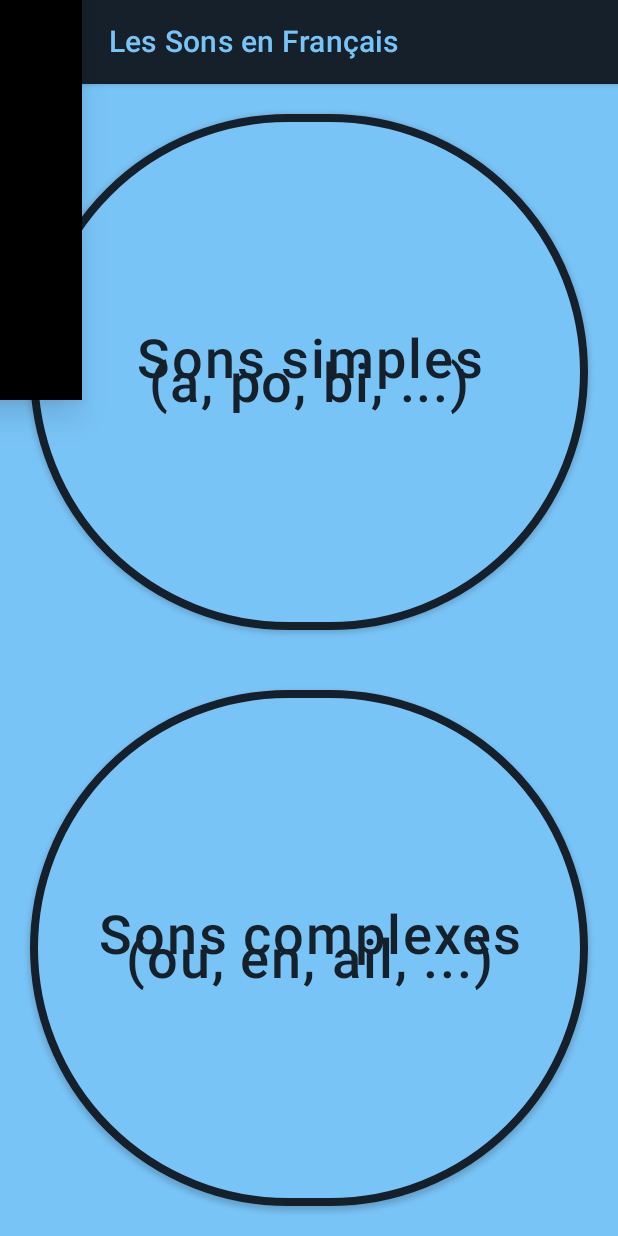
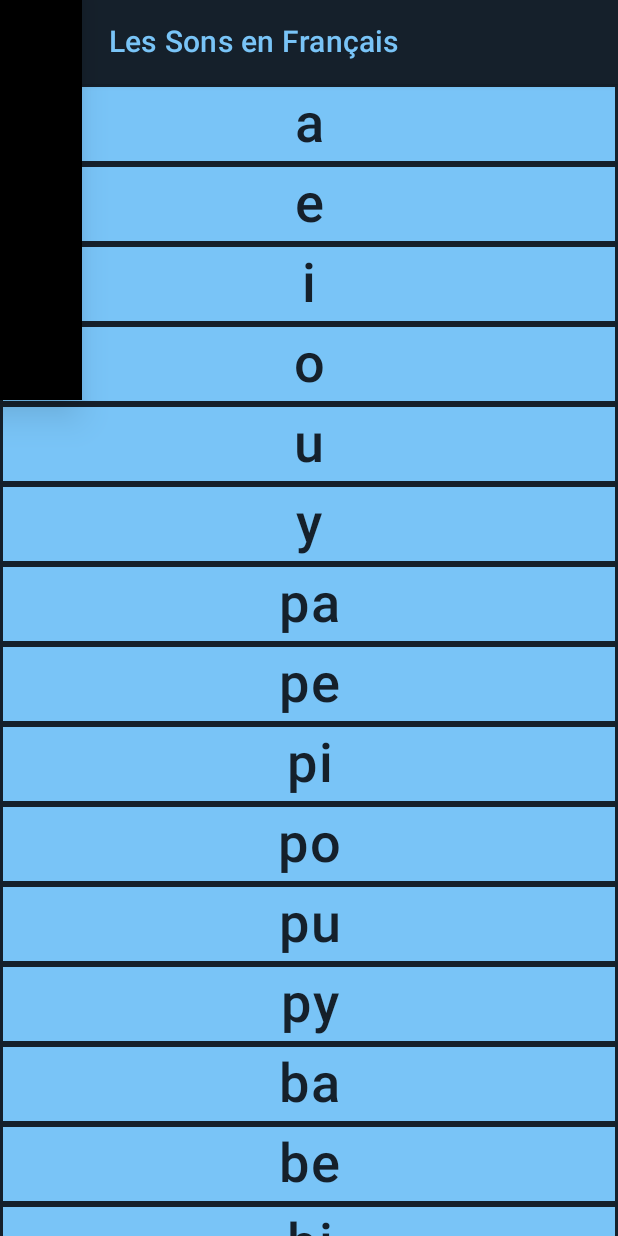
Before and after one commit to richoux/les_sons_en_francais, an Android app built with Jetpack Compose: the screen it shows after launch (MainActivity), on a phone screen of 412 x 824 dp. Run offline under Robolectric (Android 15) with nearby library versions, the phone set to English and light mode, and no system bars.

Commit message:
Unique list as home

```diff
--- a/app/src/main/java/fr/richoux/lessonsenfrancais/ui/AppBars.kt
+++ b/app/src/main/java/fr/richoux/lessonsenfrancais/ui/AppBars.kt
@@ -9,6 +9,7 @@ import androidx.compose.foundation.lazy.items
 import androidx.compose.material.*
 import androidx.compose.material.icons.Icons
 import androidx.compose.material.icons.filled.Home
+import androidx.compose.material.icons.filled.List
 import androidx.compose.material.icons.filled.Menu
 import androidx.compose.runtime.Composable
 import androidx.compose.ui.Alignment
@@ -131,9 +132,9 @@ fun DrawerMenu(
         items = listOf(
             MenuItem(
                 id = "home",
-                title = "Accueil",
-                contentDescription = "Aller à l'écran-titre",
-                icon = Icons.Default.Home
+                title = "Liste des sons",
+                contentDescription = "Retour sur la liste des sons",
+                icon = Icons.Default.List
             ),
             MenuItem(
                 id = "darkMode",
--- a/app/src/main/java/fr/richoux/lessonsenfrancais/ui/AppUIState.kt
+++ b/app/src/main/java/fr/richoux/lessonsenfrancais/ui/AppUIState.kt
@@ -4,10 +4,7 @@ import java.time.LocalDateTime
 import kotlin.random.Random
 
 data class AppUIState(
-    val indexSimple: Int = 0,
-    val indexComplex: Int = 0,
     val index: Int = 0,
-    val selectCards: Int = 0,
     var soundID: Int = 2131755008, // 'a' sound ID
     val soundText: String = "",
     val lastRoute: String = "home",
--- a/app/src/main/java/fr/richoux/lessonsenfrancais/ui/Navigation.kt
+++ b/app/src/main/java/fr/richoux/lessonsenfrancais/ui/Navigation.kt
@@ -1,5 +1,6 @@
 package fr.richoux.lessonsenfrancais.ui
 
+import android.content.Context
 import android.content.SharedPreferences
 import android.util.Log
 import androidx.compose.runtime.Composable
@@ -12,7 +13,6 @@ import fr.richoux.lessonsenfrancais.ui.screens.CardScreen
 import fr.richoux.lessonsenfrancais.ui.screens.Screens
 import fr.richoux.lessonsenfrancais.ui.screens.HomeScreen
 import fr.richoux.lessonsenfrancais.ui.theme.LesSonsEnFrançaisTheme
-import androidx.lifecycle.viewmodel.compose.viewModel
 
 private const val TAG = "Navigation"
 
@@ -30,16 +30,12 @@ fun Navigation(
             LesSonsEnFrançaisTheme(
                 darkTheme = options.darkMode
             ) {
-                Log.d(TAG, "HomeScreen - index=${uiState.index}, selectCards=${uiState.selectCards}, soundText=${uiState.soundText}, startDate=${uiState.startDate}")
+                Log.d(TAG, "HomeScreen - index=${uiState.index}, soundText=${uiState.soundText}, soundID=${uiState.soundID}, startDate=${uiState.startDate}")
 
                 HomeScreen(
                     appViewModel = appViewModel,
-                    onSimpleSelected = {
-                        appViewModel.simpleCards(it)
-                        navController.navigate(Screens.CardScreen.route)
-                    },
-                    onComplexSelected = {
-                        appViewModel.complexCards(it)
+                    onSelected = { it: Context, index: Int ->
+                        appViewModel.updateCard(it, index)
                         navController.navigate(Screens.CardScreen.route)
                     },
                     onHomeClicked = {
@@ -54,7 +50,7 @@ fun Navigation(
             ) {
                 Log.d(
                     TAG,
-                    "CardScreen - index=${uiState.index}, selectCards=${uiState.selectCards}, soundText=${uiState.soundText}, startDate=${uiState.startDate}"
+                    "CardScreen - index=${uiState.index}, soundText=${uiState.soundText}, soundID=${uiState.soundID}, startDate=${uiState.startDate}"
                 )
                 CardScreen(
                     appViewModel = appViewModel,
--- a/app/src/main/java/fr/richoux/lessonsenfrancais/ui/screens/CardScreen.kt
+++ b/app/src/main/java/fr/richoux/lessonsenfrancais/ui/screens/CardScreen.kt
@@ -3,6 +3,7 @@ package fr.richoux.lessonsenfrancais.ui.screens
 import android.content.Context
 import android.content.res.Configuration
 import android.media.MediaPlayer
+import android.util.Log
 import androidx.compose.foundation.BorderStroke
 import androidx.compose.foundation.Image
 import androidx.compose.foundation.background
@@ -28,6 +29,8 @@ import fr.richoux.lessonsenfrancais.R
 import fr.richoux.lessonsenfrancais.ui.*
 import kotlinx.coroutines.launch
 import org.intellij.lang.annotations.JdkConstants.HorizontalAlignment
+
+private const val TAG = "CardScreen"
 
 @Composable
 fun DisplayCard(
@@ -226,6 +229,8 @@ fun CardScreen(
                 //////////////////
                 // Sound button //
                 //////////////////
+                Log.d(TAG, "CardScreen - soundID=${soundID}")
+
                 val mp: MediaPlayer = MediaPlayer.create(context, soundID)
                 val weightSoundButton: Float
                 val paddingSoundButton: Int
--- a/app/src/main/java/fr/richoux/lessonsenfrancais/ui/screens/HomeScreen.kt
+++ b/app/src/main/java/fr/richoux/lessonsenfrancais/ui/screens/HomeScreen.kt
@@ -3,18 +3,20 @@ package fr.richoux.lessonsenfrancais.ui.screens
 import android.content.Context
 import androidx.compose.foundation.BorderStroke
 import androidx.compose.foundation.layout.*
-import androidx.compose.foundation.shape.CircleShape
+import androidx.compose.foundation.lazy.LazyColumn
 import androidx.compose.material.*
 import androidx.compose.runtime.Composable
 import androidx.compose.runtime.rememberCoroutineScope
 import androidx.compose.ui.Alignment
 import androidx.compose.ui.Modifier
+import androidx.compose.ui.graphics.RectangleShape
 import androidx.compose.ui.platform.LocalContext
 import androidx.compose.ui.text.style.TextAlign
 import androidx.compose.ui.tooling.preview.Preview
 import androidx.compose.ui.unit.dp
 import androidx.compose.ui.unit.sp
 import androidx.lifecycle.viewmodel.compose.viewModel
+import fr.richoux.lessonsenfrancais.R
 import fr.richoux.lessonsenfrancais.ui.AppViewModel
 import fr.richoux.lessonsenfrancais.ui.DrawerMenu
 import fr.richoux.lessonsenfrancais.ui.TopBar
@@ -24,14 +26,15 @@ import kotlinx.coroutines.launch
 
 @Composable
 fun HomeScreen(
-    onSimpleSelected: (context: Context) -> Unit = {},
-    onComplexSelected: (context: Context) -> Unit = {},
+    onSelected: (Context, Int) -> Unit = {it, index -> Unit},
     onHomeClicked: () -> Unit = {},
     appViewModel: AppViewModel
 ){
     val context = LocalContext.current
     val scaffoldState = rememberScaffoldState()
     val scope = rememberCoroutineScope()
+    val allSounds = context.getResources().getStringArray(R.array.sounds)
+
     Scaffold(
         scaffoldState = scaffoldState,
         topBar = {
@@ -52,21 +55,30 @@ fun HomeScreen(
         },
         drawerShape = customShape(),
         content = {
-            Column(
+            LazyColumn(
                 modifier = Modifier.fillMaxHeight(),
                 horizontalAlignment = Alignment.CenterHorizontally,
                 verticalArrangement = Arrangement.SpaceEvenly
             ) {
+                items(allSounds.size) {
+                        sound ->
+                    var text = allSounds[sound]
+                    when (text) {
+                        "doo" -> text = "do"
+                        "cca" -> text = "ça"
+                        "ee" -> text = "é"
+                        "eee" -> text = "è"
+                        "eeee" -> text = "ê"
+                    }
                     Button(
                         modifier = Modifier
                             .fillMaxWidth()
-                        .weight(1f)
-                        .padding(20.dp),
-                    shape = CircleShape,
+                            .fillMaxHeight(),
+                        shape = RectangleShape,
                         contentPadding = PaddingValues(5.dp),
-                    border = BorderStroke(5.dp, MaterialTheme.colors.secondary),
+                        border = BorderStroke(2.dp, MaterialTheme.colors.secondary),
                         onClick = {
-                        onSimpleSelected(context)
+                            onSelected(context, sound)
                         },
                         colors = ButtonDefaults.textButtonColors(
                             backgroundColor = MaterialTheme.colors.background,
@@ -74,34 +86,13 @@ fun HomeScreen(
                         )
                     ) {
                         Text(
-                        text = "Sons simples\n(a, po, bi, ...)",
+                            text = text,
                             color = MaterialTheme.colors.secondary,
                             fontSize = 36.sp,
                             textAlign = TextAlign.Center
                         )
                     }
-                Button(
-                    modifier = Modifier
-                        .fillMaxWidth()
-                        .weight(1f)
-                        .padding(20.dp),
-                    shape = CircleShape,
-                    contentPadding = PaddingValues(5.dp),
-                    border = BorderStroke(5.dp, MaterialTheme.colors.secondary),
-                    onClick = {
-                        onComplexSelected(context)
-                    },
-                    colors = ButtonDefaults.textButtonColors(
-                        backgroundColor = MaterialTheme.colors.background,
-                        contentColor = MaterialTheme.colors.secondary
-                    )
-                ) {
-                    Text(
-                        text = "Sons complexes\n(ou, en, ail, ...)",
-                        color = MaterialTheme.colors.secondary,
-                        fontSize = 36.sp,
-                        textAlign = TextAlign.Center
-                    )
+
                 }
             }
         }
--- /dev/null
+++ b/app/src/main/res/drawable/ic_list.xml
@@ -0,0 +1,5 @@
+<vector android:autoMirrored="true" android:height="24dp"
+    android:tint="#000000" android:viewportHeight="24"
+    android:viewportWidth="24" android:width="24dp" xmlns:android="http://schemas.android.com/apk/res/android">
+    <path android:fillColor="@android:color/white" android:pathData="M3,13h2v-2L3,11v2zM3,17h2v-2L3,15v2zM3,9h2L5,7L3,7v2zM7,13h14v-2L7,11v2zM7,17h14v-2L7,15v2zM7,7v2h14L21,7L7,7z"/>
+</vector>
--- a/app/src/main/res/values/strings.xml
+++ b/app/src/main/res/values/strings.xml
@@ -1,46 +1,6 @@
 <resources>
     <string name="app_name">Les Sons en Français</string>
-    <string-array name="complex">
-        <item>ou</item>
-        <item>oi</item>
-        <item>on</item>
-        <item>an</item>
-        <item>et</item>
-        <item>au</item>
-        <item>eu</item>
-        <item>en</item>
-        <item>in</item>
-        <item>ai</item>
-        <item>ei</item>
-        <item>gn</item>
-        <item>eau</item>
-        <item>ain</item>
-        <item>ein</item>
-        <item>ill</item>
-        <item>ph</item>
-        <item>ien</item>
-        <item>ail</item>
-        <item>aille</item>
-        <item>eil</item>
-        <item>eille</item>
-        <item>euil</item>
-        <item>euille</item>
-        <item>ouil</item>
-        <item>ouille</item>
-        <item>oin</item>
-        <item>er</item>
-        <item>ier</item>
-        <item>tion</item>
-        <item>esse</item>
-        <item>ette</item>
-        <item>elle</item>
-        <item>erre</item>
-        <item>om</item>
-        <item>im</item>
-        <item>em</item>
-        <item>am</item>
-    </string-array>
-    <string-array name="simple">
+    <string-array name="sounds">
         <item>a</item>
         <item>e</item>
         <item>i</item>
@@ -161,5 +121,43 @@
         <item>cho</item>
         <item>chu</item>
         <item>chy</item>
+        <item>ou</item>
+        <item>oi</item>
+        <item>on</item>
+        <item>an</item>
+        <item>et</item>
+        <item>au</item>
+        <item>eu</item>
+        <item>en</item>
+        <item>in</item>
+        <item>ai</item>
+        <item>ei</item>
+        <item>gn</item>
+        <item>eau</item>
+        <item>ain</item>
+        <item>ein</item>
+        <item>ill</item>
+        <item>ph</item>
+        <item>ien</item>
+        <item>ail</item>
+        <item>aille</item>
+        <item>eil</item>
+        <item>eille</item>
+        <item>euil</item>
+        <item>euille</item>
+        <item>ouil</item>
+        <item>ouille</item>
+        <item>oin</item>
+        <item>er</item>
+        <item>ier</item>
+        <item>tion</item>
+        <item>esse</item>
+        <item>ette</item>
+        <item>elle</item>
+        <item>erre</item>
+        <item>om</item>
+        <item>im</item>
+        <item>em</item>
+        <item>am</item>
     </string-array>
 </resources>
```
Also changed, not shown: app/src/main/java/fr/richoux/lessonsenfrancais/ui/AppViewModel.kt (+4 -76 lines). Lines whose indentation alone changed are shown as unchanged.
